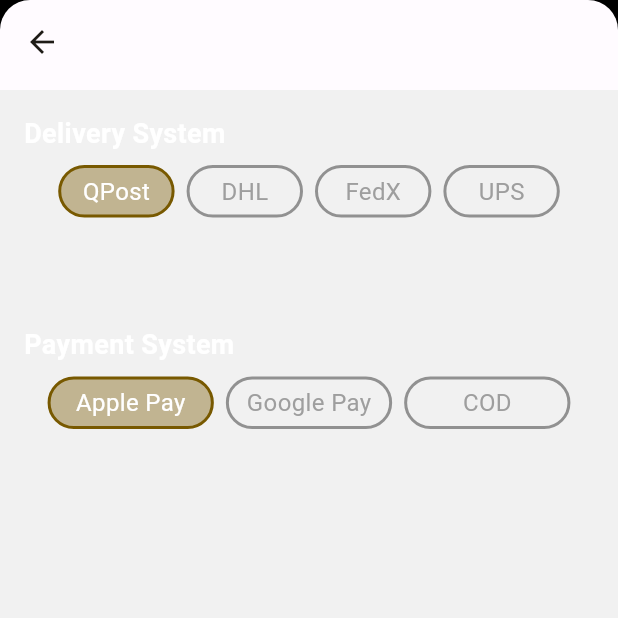
After one commit to aboidrees90/ecommerce_flutter_php_mysql, a Flutter app: the OrderNowScreen screen opened by its route, on a phone screen of 412 x 824 dp, the top half of it. The commit adds this screen. Run offline on Flutter 3.47's test engine with Material 2 defaults, Android fonts, the phone set to English and light mode, and no system bars; our stand-ins replace flutter_rating_bar, fluttertoast, font_awesome_flutter, get, google_fonts, image_picker and 1 more; accounts and stored records are empty; Roboto replaces fonts that are missing (Cairo).

Commit message:
Working on Order Now

```diff
--- a/lib/core/constants/connection.dart
+++ b/lib/core/constants/connection.dart
@@ -25,7 +25,8 @@
   // Products
   static const addNewProduct = "$_productsURL/add.php";
   static const searchProducts = "$_productsURL/search.php";
-  static const listAllProducts = "$_productsURL/list_all.php";
+  static const getAllProducts = "$_productsURL/get.php";
+  static const getLimited = "$_productsURL/get_limited.php";
   static const listTrendingProducts = "$_productsURL/trending.php";
 
   // cart
--- a/lib/features/cart/widgets/cart_bottom_bar.dart
+++ b/lib/features/cart/widgets/cart_bottom_bar.dart
@@ -1,3 +1,4 @@
+import 'package:ecommerce_php/core/constants/routes_names.dart';
 import 'package:ecommerce_php/core/constants/shadows.dart';
 import 'package:ecommerce_php/features/cart/cart_list_controller.dart';
 import 'package:ecommerce_php/features/widgets/button.dart';
@@ -34,7 +35,7 @@
               Button(
                 text: 'CHECKOUT',
                 color: controller.selectedItemsInCartList.isEmpty ? colorScheme.primary.withOpacity(0.2) : colorScheme.primary,
-                onTap: controller.selectedItemsInCartList.isEmpty ? null : () {},
+                onTap: controller.selectedItemsInCartList.isEmpty ? null : () => Get.toNamed(AppRoutes.orderNow),
               ),
             ],
           ),
--- /dev/null
+++ b/lib/features/orders/order_now_controller.dart
@@ -0,0 +1,12 @@
+import 'package:get/state_manager.dart';
+
+class OrderNowController extends GetxController {
+  final RxString _deliverySys = 'QPost'.obs;
+  final RxString _paymentSys = "Apple Pay".obs;
+
+  String get deliverySys => _deliverySys.value;
+  String get paymentSys => _paymentSys.value;
+
+  setDeliverySys(String newDeliverySys) => _deliverySys.value = newDeliverySys;
+  setPaymentSys(String newPaymentSys) => _paymentSys.value = newPaymentSys;
+}
--- /dev/null
+++ b/lib/features/orders/order_now_screen.dart
@@ -0,0 +1,66 @@
+import 'dart:developer';
+
+import 'package:ecommerce_php/features/cart/cart_list_controller.dart';
+import 'package:ecommerce_php/features/orders/order_now_controller.dart';
+import 'package:ecommerce_php/features/product/product_details/widget/selectable_tile.dart';
+import 'package:flutter/material.dart';
+import 'package:get/get.dart';
+
+class OrderNowScreen extends StatelessWidget {
+  final orderNowController = Get.put(OrderNowController());
+  final controller = Get.find<CartListController>();
+  final List<String> deliverySysList = ['QPost', 'DHL', 'FedX', 'UPS'];
+  final List<String> paymentSysList = ['Apple Pay', 'Google Pay', 'COD'];
+  OrderNowScreen({super.key});
+
+  @override
+  Widget build(BuildContext context) {
+    log(controller.selectedItemsInCartList.toString());
+    log(controller.cartList.toString());
+    log(controller.total.toString());
+
+    //
+    return SafeArea(
+      child: Scaffold(
+        backgroundColor: Colors.black,
+        appBar: PreferredSize(
+          preferredSize: const Size.fromHeight(60),
+          child: ClipRRect(
+            borderRadius: const BorderRadius.vertical(top: Radius.circular(20)),
+            child: AppBar(),
+          ),
+        ),
+        body: Container(
+          color: Get.theme.colorScheme.primaryContainer,
+          child: ListView(
+            children: [
+              //delivery system
+              Padding(
+                padding: const EdgeInsets.all(16),
+                child: SelectableTile(
+                  width: (Get.size.width - 24) / 5,
+                  items: deliverySysList,
+                  itemFontSize: 16,
+                  onPress: orderNowController.setDeliverySys,
+                  label: "Delivery System",
+                ),
+              ),
+              //payment system
+              const SizedBox(height: 40),
+              Padding(
+                padding: const EdgeInsets.all(16),
+                child: SelectableTile(
+                  width: (Get.size.width - 24) / 3.5,
+                  items: paymentSysList,
+                  itemFontSize: 16,
+                  onPress: orderNowController.setPaymentSys,
+                  label: "Payment System",
+                ),
+              ),
+            ],
+          ),
+        ),
+      ),
+    );
+  }
+}
--- a/lib/features/product/display_products/products_screen.dart
+++ b/lib/features/product/display_products/products_screen.dart
@@ -16,7 +16,7 @@
           children: [
             const SizedBox(height: 16),
             // Search
-            SearchBar(),
+            const SearchBar(),
 
             // trending-popular items
             buildHeading(title: "Trending"),
--- a/lib/features/product/product_details/widget/selectable_tile.dart
+++ b/lib/features/product/product_details/widget/selectable_tile.dart
@@ -2,10 +2,22 @@
 import 'package:get/get.dart';
 
 class SelectableTile extends StatelessWidget {
-  SelectableTile({super.key, required this.items, required this.onPress, required this.label});
-
+  SelectableTile({
+    super.key,
+    this.width,
+    required this.items,
+    this.itemFontSize = 14,
+    required this.label,
+    this.labelFontSize = 18,
+    this.labelColor = Colors.white,
+    required this.onPress,
+  });
+  final double? width;
+  final List<String> items;
+  final double? itemFontSize;
   final String label;
-  final List<String> items;
+  final double? labelFontSize;
+  final Color? labelColor;
   final Function(String value) onPress;
 
   //local variable
@@ -18,7 +30,7 @@
     return Column(
       crossAxisAlignment: CrossAxisAlignment.stretch,
       children: [
-        Text(label, style: const TextStyle(fontSize: 18, fontWeight: FontWeight.bold)),
+        Text(label, style: TextStyle(color: labelColor, fontSize: labelFontSize, fontWeight: FontWeight.bold)),
         const SizedBox(height: 8),
         Wrap(
           runSpacing: 8,
@@ -31,14 +43,14 @@
                 onTap: () => currentIndex.value = index,
                 child: Container(
                   height: 35,
-                  width: (Get.size.width - 24) / 5,
+                  width: width ?? (Get.size.width - 24) / 5,
                   alignment: Alignment.center,
                   decoration: BoxDecoration(
                     borderRadius: BorderRadius.circular(20),
                     border: Border.all(width: 2, color: currentIndex.value == index ? Get.theme.colorScheme.outline : Get.theme.colorScheme.onSecondary),
                     color: currentIndex.value == index ? primary.withOpacity(0.4) : Get.theme.colorScheme.primaryContainer,
                   ),
-                  child: Text(items[index], style: TextStyle(color: currentIndex.value == index ? Colors.white : Colors.grey)),
+                  child: Text(items[index], style: TextStyle(color: currentIndex.value == index ? Colors.white : Colors.grey, fontSize: itemFontSize)),
                 ),
               );
             });
--- a/lib/routes.dart
+++ b/lib/routes.dart
@@ -3,6 +3,7 @@
 import 'package:ecommerce_php/features/account/authentication/sign_in_screen.dart';
 import 'package:ecommerce_php/features/account/authentication/sign_up_screen.dart';
 import 'package:ecommerce_php/features/cart/cart_list_screen.dart';
+import 'package:ecommerce_php/features/orders/order_now_screen.dart';
 import 'package:ecommerce_php/features/product/new_product/new_product_screen.dart';
 import 'package:ecommerce_php/features/product/product_details/product_details_screen.dart';
 import 'package:get/route_manager.dart';
@@ -17,4 +18,6 @@
 
   GetPage(name: AppRoutes.productDetails, page: () => const ProductDetailsScreen()),
   GetPage(name: AppRoutes.cart, page: () => const CartListScreen()),
+
+  GetPage(name: AppRoutes.orderNow, page: () => OrderNowScreen()),
 ];
```
Also changed, not shown: lib/controller/products_controller.dart (+7 -26 lines), lib/core/constants/routes_names.dart (+6 -2 lines), lib/features/product/display_products/search_screen.dart (deleted, +0 -76 lines), lib/features/product/display_products/widgets/search_bar.dart (+2 -6 lines), lib/features/product/search_products/search_controller.dart (added, +69 -0 lines), lib/features/product/search_products/search_screen.dart (added, +72 -0 lines), lib/services/product_api.dart (+10 -1 lines), images/transaction.png (added).
